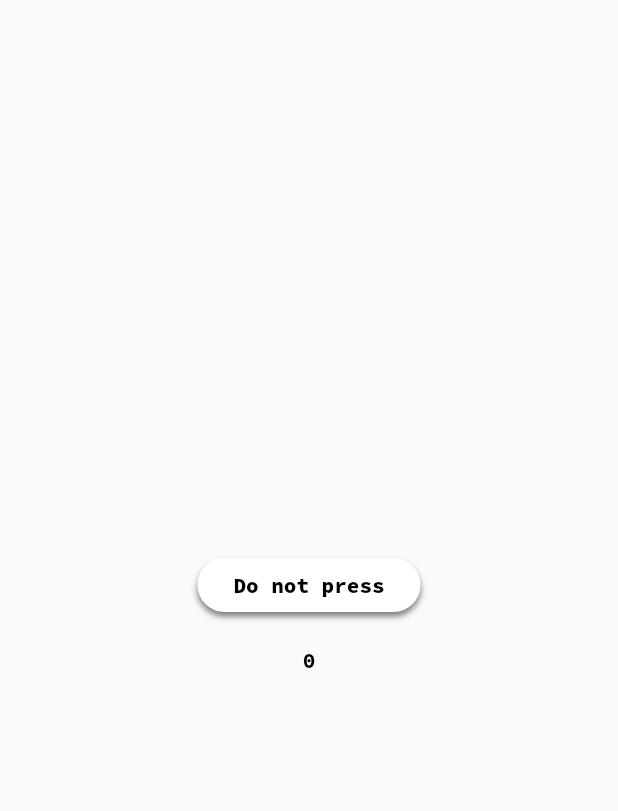
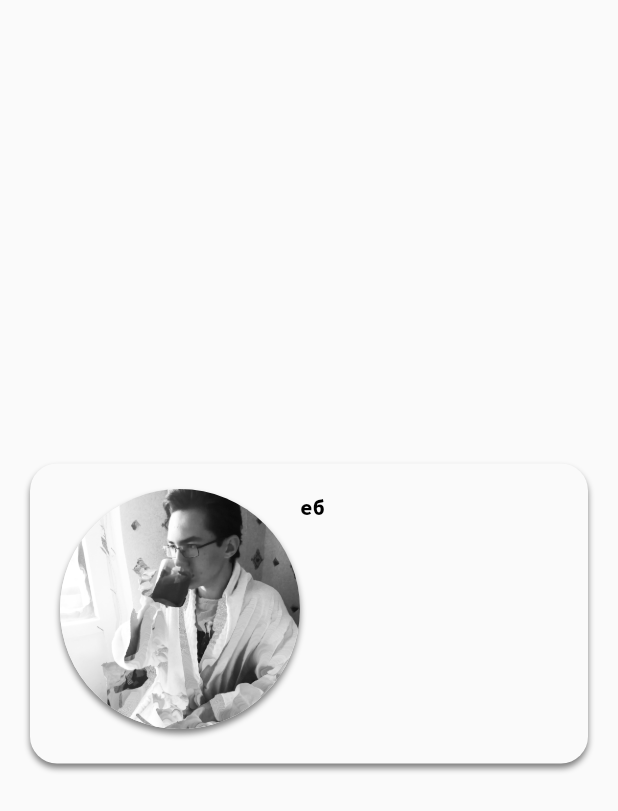
Before and after one commit to kiria-f/bio, a Flutter app: the screen it shows after launch, on a phone screen of 412 x 824 dp. Shown: the top 811 px of the screen. Run offline on Flutter 3.47's test engine with Material 3 defaults, Android fonts, the phone set to English and light mode, and no system bars.

Commit message:
Init head

```diff
--- a/lib/components/surface.dart
+++ b/lib/components/surface.dart
@@ -6,8 +6,6 @@ class FSurface extends Container {
     super.key,
     super.alignment,
     super.padding,
-    super.color,
-    super.decoration,
     super.foregroundDecoration,
     super.width,
     super.height,
@@ -16,12 +14,13 @@ class FSurface extends Container {
     super.transform,
     super.transformAlignment,
     super.child,
-    super.clipBehavior = Clip.none,
     this.elevation = 1,
     this.hilight = 0,
+    this.round = false,
   }) : assert(elevation >= 0);
   final double elevation;
   final double hilight;
+  final bool round;
 
   @override
   Widget build(BuildContext context) {
@@ -29,9 +28,10 @@ class FSurface extends Container {
       offset: Offset(0, -3 * elevation),
       child: Container(
         constraints: BoxConstraints(minHeight: Constants.radius * 2, minWidth: Constants.radius * 2),
+        clipBehavior: Clip.antiAlias,
         decoration: BoxDecoration(
           color: Color.lerp(Constants.backgroundColor, Constants.backgroundHilightColor, hilight),
-          borderRadius: BorderRadius.circular(Constants.radius),
+          borderRadius: BorderRadius.circular(round ? 1000 : Constants.radius),
           boxShadow: [
             BoxShadow(
               color: Color.from(alpha: 0.5 + (1 - elevation) / 2, red: 0, green: 0, blue: 0),
--- a/lib/main.dart
+++ b/lib/main.dart
@@ -1,20 +1,12 @@
-import 'package:bio/components/button.dart';
-import 'package:bio/components/text.dart';
+import 'package:bio/sections/head.dart';
 import 'package:flutter/widgets.dart';
 
 void main() {
   runApp(const MyApp());
 }
 
-class MyApp extends StatefulWidget {
+class MyApp extends StatelessWidget {
   const MyApp({super.key});
-
-  @override
-  State<MyApp> createState() => _MyAppState();
-}
-
-class _MyAppState extends State<MyApp> {
-  int counter = 0;
 
   @override
   Widget build(BuildContext context) {
@@ -22,21 +14,8 @@ class _MyAppState extends State<MyApp> {
       textDirection: TextDirection.ltr,
       child: Container(
         color: const Color.from(alpha: 1, red: 0.98, green: 0.98, blue: 0.98),
-        child: Center(
-          child: Column(
-            mainAxisAlignment: MainAxisAlignment.center,
-            spacing: 20,
-            children: [
-              FButton(
-                label: 'Do not press',
-                onPressed: (event) => setState(() {
-                  counter++;
-                }),
-              ),
-              FText(counter.toString()),
-            ],
-          ),
-        ),
+        padding: EdgeInsets.all(20),
+        child: Column(mainAxisAlignment: MainAxisAlignment.center, children: [HeadSection()]),
       ),
     );
   }
--- /dev/null
+++ b/lib/sections/head.dart
@@ -0,0 +1,23 @@
+import 'package:bio/components/surface.dart';
+import 'package:bio/components/text.dart';
+import 'package:flutter/widgets.dart';
+
+class HeadSection extends StatelessWidget {
+  const HeadSection({super.key});
+
+  @override
+  Widget build(BuildContext context) {
+    return FSurface(
+      height: 200,
+      child: Padding(
+        padding: const EdgeInsets.all(20),
+        child: Row(
+          children: [
+            FSurface(round: true, child: Image.asset('assets/images/me.png')),
+            Column(children: [FText('еб')]),
+          ],
+        ),
+      ),
+    );
+  }
+}
--- a/pubspec.yaml
+++ b/pubspec.yaml
@@ -82,6 +82,8 @@ flutter:
   #
   # For details regarding fonts from package dependencies,
   # see https://flutter.dev/to/font-from-package
+  assets:
+    - assets/images/
   fonts:
     - family: Source Code Pro
       fonts:
```
Also changed, not shown: assets/images/me.png (added).
